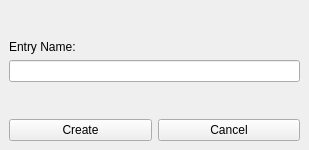
Qt form src/UI Files/newItem.ui (cityofaustin/TagTool) before a commit.
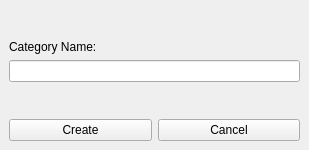
The same form after that commit.

Commit message: Updated default JSON location Updated new item to show "Category"

Diff of the .ui file:
```diff
--- a/src/UI Files/newItem.ui
+++ b/src/UI Files/newItem.ui
@@ -52,7 +52,7 @@
     <item>
      <widget class="QLabel" name="lblEntry">
       <property name="text">
-       <string>Entry Name:</string>
+       <string>Category Name:</string>
       </property>
      </widget>
     </item>
```
Left out of the diff: 6 changed lines with no effect on the pictures. The commit also changes 3 other files.
